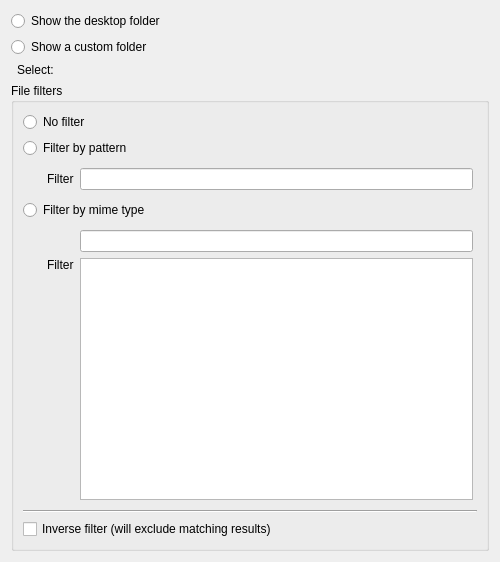
KDE/kde-baseapps, file plasma/applets/folderview/folderviewConfig.ui: the form before one commit.
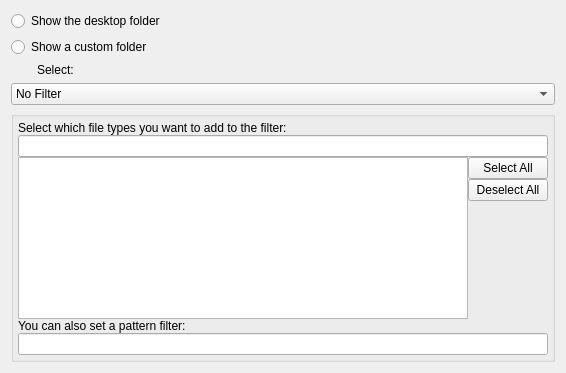
The form after the commit. Custom widgets are drawn as their Qt base class.

Commit message:
This is a second approach to the better folderview filtering support. Support for:
- Show/Hide matches
- Mimetype filter

```diff
--- a/plasma/applets/folderview/folderviewConfig.ui
+++ b/plasma/applets/folderview/folderviewConfig.ui
@@ -5,8 +5,8 @@
    <rect>
     <x>0</x>
     <y>0</y>
-    <width>500</width>
-    <height>562</height>
+    <width>566</width>
+    <height>373</height>
    </rect>
   </property>
   <property name="sizePolicy" >
@@ -22,6 +22,171 @@
    </size>
   </property>
   <layout class="QGridLayout" name="gridLayout" >
+   <item row="4" column="0" colspan="3" >
+    <widget class="QGroupBox" name="fileFilters" >
+     <property name="sizePolicy" >
+      <sizepolicy vsizetype="Expanding" hsizetype="Preferred" >
+       <horstretch>0</horstretch>
+       <verstretch>10</verstretch>
+      </sizepolicy>
+     </property>
+     <property name="minimumSize" >
+      <size>
+       <width>0</width>
+       <height>0</height>
+      </size>
+     </property>
+     <property name="title" >
+      <string/>
+     </property>
+     <property name="flat" >
+      <bool>true</bool>
+     </property>
+     <layout class="QVBoxLayout" name="verticalLayout_3" >
+      <property name="spacing" >
+       <number>0</number>
+      </property>
+      <property name="sizeConstraint" >
+       <enum>QLayout::SetNoConstraint</enum>
+      </property>
+      <property name="margin" >
+       <number>0</number>
+      </property>
+      <item>
+       <layout class="QGridLayout" name="gridLayout_5" >
+        <property name="margin" >
+         <number>4</number>
+        </property>
+        <item row="6" column="0" >
+         <widget class="KLineEdit" name="filterFilesPattern" >
+          <property name="sizePolicy" >
+           <sizepolicy vsizetype="Preferred" hsizetype="Expanding" >
+            <horstretch>0</horstretch>
+            <verstretch>0</verstretch>
+           </sizepolicy>
+          </property>
+          <property name="toolTip" >
+           <string>Space-separated list of extensions, e.g. *.txt * .od*</string>
+          </property>
+          <property name="whatsThis" >
+           <string>Space-separated list of extensions, e.g. *.txt * .od* to display only office- and text-files</string>
+          </property>
+          <property name="alignment" >
+           <set>Qt::AlignBottom|Qt::AlignLeading|Qt::AlignLeft</set>
+          </property>
+          <property name="urlDropsEnabled" >
+           <bool>false</bool>
+          </property>
+          <property name="clickMessage" >
+           <string>Pattern filter</string>
+          </property>
+          <property name="showClearButton" stdset="0" >
+           <bool>true</bool>
+          </property>
+         </widget>
+        </item>
+        <item row="5" column="0" >
+         <widget class="QLabel" name="label_2" >
+          <property name="text" >
+           <string>You can also set a pattern filter:</string>
+          </property>
+         </widget>
+        </item>
+        <item row="3" column="0" >
+         <layout class="QHBoxLayout" name="horizontalLayout" >
+          <item>
+           <widget class="QListView" name="filterFilesList" >
+            <property name="sizePolicy" >
+             <sizepolicy vsizetype="Expanding" hsizetype="Expanding" >
+              <horstretch>0</horstretch>
+              <verstretch>0</verstretch>
+             </sizepolicy>
+            </property>
+            <property name="selectionMode" >
+             <enum>QAbstractItemView::ExtendedSelection</enum>
+            </property>
+            <property name="flow" >
+             <enum>QListView::TopToBottom</enum>
+            </property>
+           </widget>
+          </item>
+          <item>
+           <layout class="QVBoxLayout" name="verticalLayout" >
+            <item>
+             <widget class="QPushButton" name="selectAll" >
+              <property name="text" >
+               <string>Select All</string>
+              </property>
+             </widget>
+            </item>
+            <item>
+             <widget class="QPushButton" name="deselectAll" >
+              <property name="text" >
+               <string>Deselect All</string>
+              </property>
+             </widget>
+            </item>
+            <item>
+             <spacer name="verticalSpacer" >
+              <property name="orientation" >
+               <enum>Qt::Vertical</enum>
+              </property>
+              <property name="sizeHint" stdset="0" >
+               <size>
+                <width>20</width>
+                <height>40</height>
+               </size>
+              </property>
+             </spacer>
+            </item>
+           </layout>
+          </item>
+         </layout>
+        </item>
+        <item row="1" column="0" >
+         <widget class="KLineEdit" name="searchMimetype" >
+          <property name="clickMessage" >
+           <string>Search file type</string>
+          </property>
+          <property name="showClearButton" stdset="0" >
+           <bool>true</bool>
+          </property>
+         </widget>
+        </item>
+        <item row="0" column="0" >
+         <widget class="QLabel" name="label" >
+          <property name="text" >
+           <string>Select which file types you want to add to the filter:</string>
+          </property>
+         </widget>
+        </item>
+       </layout>
+      </item>
+     </layout>
+     <zorder></zorder>
+     <zorder>filterFilesPattern</zorder>
+     <zorder>label</zorder>
+    </widget>
+   </item>
+   <item row="3" column="0" colspan="3" >
+    <widget class="QComboBox" name="filterType" >
+     <item>
+      <property name="text" >
+       <string>No Filter</string>
+      </property>
+     </item>
+     <item>
+      <property name="text" >
+       <string>Show files matching...</string>
+      </property>
+     </item>
+     <item>
+      <property name="text" >
+       <string>Hide files matching...</string>
+      </property>
+     </item>
+    </widget>
+   </item>
    <item row="0" column="0" colspan="3" >
     <widget class="QRadioButton" name="showDesktopFolder" >
      <property name="text" >
@@ -62,172 +227,18 @@
      </property>
     </widget>
    </item>
-   <item row="3" column="0" colspan="3" >
-    <widget class="QGroupBox" name="fileFilters" >
-     <property name="sizePolicy" >
-      <sizepolicy vsizetype="Preferred" hsizetype="Preferred" >
-       <horstretch>0</horstretch>
-       <verstretch>0</verstretch>
-      </sizepolicy>
+   <item row="5" column="0" >
+    <spacer name="verticalSpacer_2" >
+     <property name="orientation" >
+      <enum>Qt::Vertical</enum>
      </property>
-     <property name="title" >
-      <string>File filters</string>
+     <property name="sizeHint" stdset="0" >
+      <size>
+       <width>20</width>
+       <height>0</height>
+      </size>
      </property>
-     <layout class="QVBoxLayout" name="verticalLayout_3" >
-      <item>
-       <layout class="QVBoxLayout" name="verticalLayout_2" >
-        <item>
-         <widget class="QRadioButton" name="noFilter" >
-          <property name="text" >
-           <string>No filter</string>
-          </property>
-         </widget>
-        </item>
-        <item>
-         <widget class="QRadioButton" name="filterByPattern" >
-          <property name="text" >
-           <string>Filter by pattern</string>
-          </property>
-         </widget>
-        </item>
-        <item>
-         <layout class="QHBoxLayout" name="horizontalLayout_5" >
-          <item>
-           <spacer name="horizontalSpacer" >
-            <property name="orientation" >
-             <enum>Qt::Horizontal</enum>
-            </property>
-            <property name="sizeType" >
-             <enum>QSizePolicy::Fixed</enum>
-            </property>
-            <property name="sizeHint" stdset="0" >
-             <size>
-              <width>20</width>
-              <height>20</height>
-             </size>
-            </property>
-           </spacer>
-          </item>
-          <item>
-           <layout class="QGridLayout" name="gridLayout_2" >
-            <property name="margin" >
-             <number>4</number>
-            </property>
-            <item row="0" column="1" >
-             <widget class="KLineEdit" name="filterFilesPattern" >
-              <property name="sizePolicy" >
-               <sizepolicy vsizetype="Fixed" hsizetype="Expanding" >
-                <horstretch>0</horstretch>
-                <verstretch>0</verstretch>
-               </sizepolicy>
-              </property>
-              <property name="toolTip" >
-               <string>Space-separated list of extensions, e.g. *.txt * .od*</string>
-              </property>
-              <property name="whatsThis" >
-               <string>Space-separated list of extensions, e.g. *.txt * .od* to display only office- and text-files</string>
-              </property>
-              <property name="urlDropsEnabled" >
-               <bool>false</bool>
-              </property>
-              <property name="showClearButton" stdset="0" >
-               <bool>true</bool>
-              </property>
-             </widget>
-            </item>
-            <item row="0" column="0" >
-             <widget class="QLabel" name="filterLabelPattern" >
-              <property name="text" >
-               <string>Filter</string>
-              </property>
-             </widget>
-            </item>
-           </layout>
-          </item>
-         </layout>
-        </item>
-        <item>
-         <widget class="QRadioButton" name="filterByMimeType" >
-          <property name="text" >
-           <string>Filter by mime type</string>
-          </property>
-         </widget>
-        </item>
-        <item>
-         <layout class="QHBoxLayout" name="horizontalLayout_6" >
-          <item>
-           <spacer name="horizontalSpacer_2" >
-            <property name="orientation" >
-             <enum>Qt::Horizontal</enum>
-            </property>
-            <property name="sizeType" >
-             <enum>QSizePolicy::Fixed</enum>
-            </property>
-            <property name="sizeHint" stdset="0" >
-             <size>
-              <width>20</width>
-              <height>20</height>
-             </size>
-            </property>
-           </spacer>
-          </item>
-          <item>
-           <layout class="QGridLayout" name="gridLayout_5" >
-            <property name="margin" >
-             <number>4</number>
-            </property>
-            <item row="1" column="0" >
-             <widget class="QLabel" name="filterLabelList" >
-              <property name="text" >
-               <string>Filter</string>
-              </property>
-              <property name="alignment" >
-               <set>Qt::AlignLeading|Qt::AlignLeft|Qt::AlignTop</set>
-              </property>
-             </widget>
-            </item>
-            <item row="0" column="1" >
-             <widget class="KLineEdit" name="searchMimetype" >
-              <property name="clickMessage" >
-               <string>Search mime type</string>
-              </property>
-              <property name="showClearButton" stdset="0" >
-               <bool>true</bool>
-              </property>
-             </widget>
-            </item>
-            <item row="1" column="1" >
-             <widget class="QListView" name="filterFilesList" >
-              <property name="selectionMode" >
-               <enum>QAbstractItemView::ExtendedSelection</enum>
-              </property>
-              <property name="flow" >
-               <enum>QListView::TopToBottom</enum>
-              </property>
-             </widget>
-            </item>
-           </layout>
-          </item>
-         </layout>
-        </item>
-        <item>
-         <widget class="Line" name="line" >
-          <property name="orientation" >
-           <enum>Qt::Horizontal</enum>
-          </property>
-         </widget>
-        </item>
-        <item>
-         <widget class="QCheckBox" name="excludeFilter" >
-          <property name="text" >
-           <string>Inverse filter (will exclude matching results)</string>
-          </property>
-         </widget>
-        </item>
-       </layout>
-      </item>
-     </layout>
-    </widget>
+    </spacer>
    </item>
   </layout>
  </widget>
```
Left out of the diff: 7 changed lines with no effect on the pictures. The commit also changes 4 other files.
